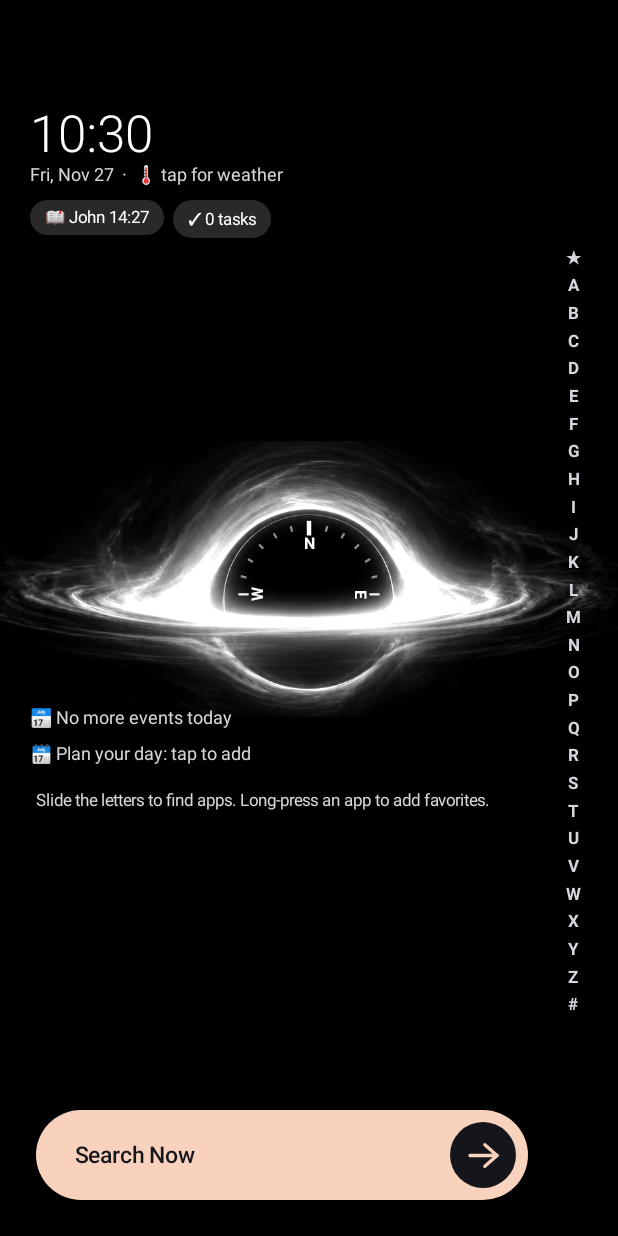
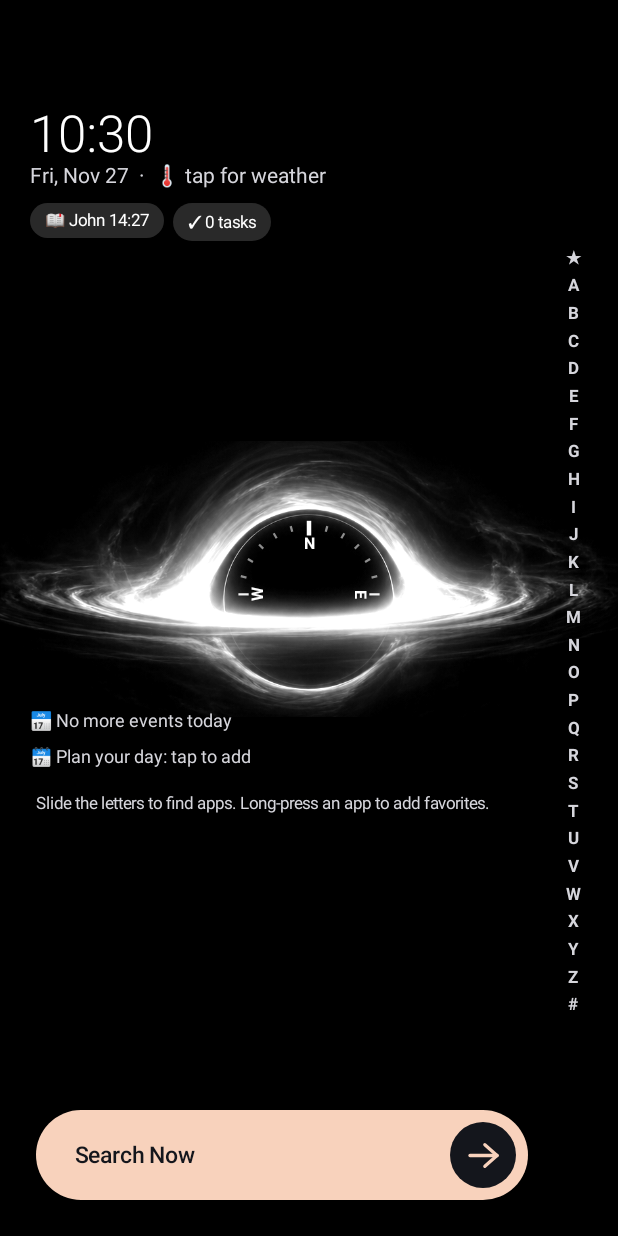
Before and after one commit to njcprediction29-web/ledge., an Android app built with Jetpack Compose: the MainActivity screen opened directly, with no data from a screen before it, on a phone screen of 412 x 824 dp. Run offline under Robolectric (Android 15) with nearby library versions, the phone set to English and light mode, and no system bars; pictures from the network do not load.

Commit message:
Update MainActivity.kt

```diff
--- a/app/src/main/java/com/ledge/launcher/MainActivity.kt
+++ b/app/src/main/java/com/ledge/launcher/MainActivity.kt
@@ -503,14 +503,14 @@ fun HeaderBlock(s: Store, pal: Pal, onWeather: () -> Unit, onSettings: () -> Uni
     ) {
         ClockFace(s, pal, time, weekday, onLong = onSettings)
         Row(verticalAlignment = Alignment.CenterVertically) {
-            Text(date, color = pal.sub, fontSize = 12.sp, style = SH)
+            Text(date, color = pal.sub, fontSize = 14.sp, style = SH)
             if (s.i("sw") == 1) {
                 Text(
-                    "  ·  ${weather ?: "🌡️ tap for weather"}", color = pal.sub, fontSize = 12.sp, style = SH,
+                    "  ·  ${weather ?: "🌡️ tap for weather"}", color = pal.sub, fontSize = 14.sp, style = SH,
                     modifier = Modifier.clickable { if (weather == null) onWeather() }
                 )
             }
-            if (s.i("sb") == 1 && battery >= 0) Text("  ·  🔋 $battery%", color = pal.sub, fontSize = 12.sp, style = SH)
+            if (s.i("sb") == 1 && battery >= 0) Text("  ·  🔋 $battery%", color = pal.sub, fontSize = 14.sp, style = SH)
         }
         if (!clean) {
             Row(Modifier.padding(top = 10.dp), horizontalArrangement = Arrangement.spacedBy(6.dp)) {
```
